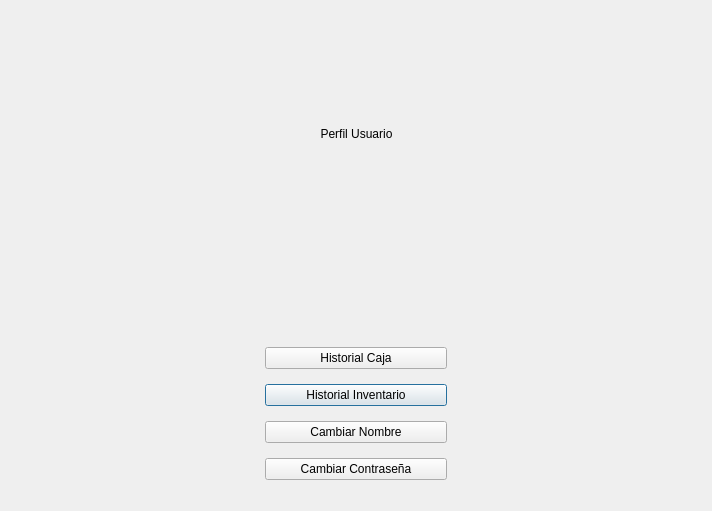
This is Perfil_Usuario.ui in Matapuercos666/OPTICA as Qt 5 draws it before an edit. The edited form follows.
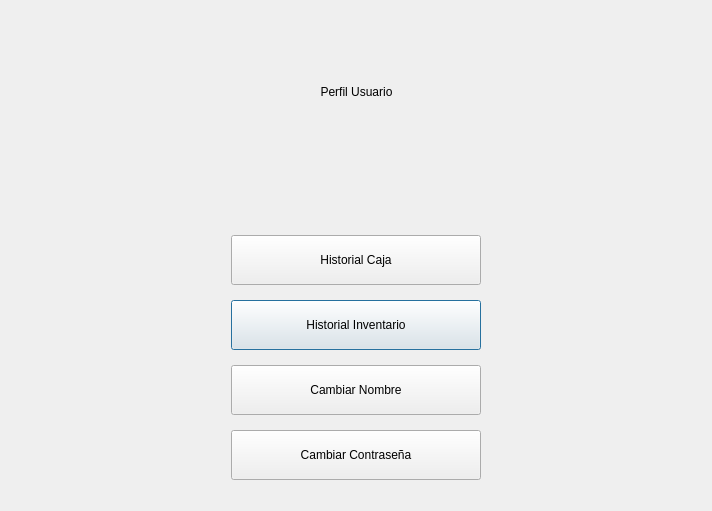
This is the edited form.

What changed in the file:
```diff
--- a/Perfil_Usuario.ui
+++ b/Perfil_Usuario.ui
@@ -40,6 +40,12 @@
          </property>
          <item row="1" column="1">
           <widget class="QPushButton" name="pushButton_3">
+           <property name="minimumSize">
+            <size>
+             <width>250</width>
+             <height>50</height>
+            </size>
+           </property>
            <property name="text">
             <string>Historial Inventario</string>
            </property>
@@ -47,6 +53,12 @@
          </item>
          <item row="2" column="1">
           <widget class="QPushButton" name="pushButton_4">
+           <property name="minimumSize">
+            <size>
+             <width>250</width>
+             <height>50</height>
+            </size>
+           </property>
            <property name="text">
             <string>Cambiar Nombre</string>
            </property>
@@ -67,6 +79,12 @@
          </item>
          <item row="3" column="1">
           <widget class="QPushButton" name="pushButton">
+           <property name="minimumSize">
+            <size>
+             <width>250</width>
+             <height>50</height>
+            </size>
+           </property>
            <property name="text">
             <string>Cambiar Contraseña</string>
            </property>
@@ -74,6 +92,12 @@
          </item>
          <item row="0" column="1">
           <widget class="QPushButton" name="pushButton_2">
+           <property name="minimumSize">
+            <size>
+             <width>250</width>
+             <height>50</height>
+            </size>
+           </property>
            <property name="text">
             <string>Historial Caja</string>
            </property>
```
